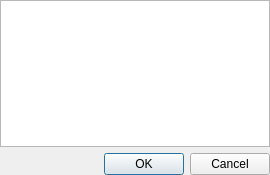
SciQLop/SciQLop, file gui/ui/Visualization/VisualizationMultiZoneSelectionDialog.ui: the form before one commit.
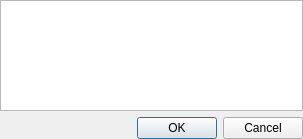
The form after the commit.

```diff
--- a/gui/ui/Visualization/VisualizationMultiZoneSelectionDialog.ui
+++ b/gui/ui/Visualization/VisualizationMultiZoneSelectionDialog.ui
@@ -6,14 +6,17 @@
    <rect>
     <x>0</x>
     <y>0</y>
-    <width>270</width>
-    <height>175</height>
+    <width>303</width>
+    <height>139</height>
    </rect>
   </property>
   <property name="windowTitle">
    <string>Select...</string>
   </property>
   <layout class="QVBoxLayout" name="verticalLayout">
+   <property name="spacing">
+    <number>6</number>
+   </property>
    <property name="leftMargin">
     <number>0</number>
    </property>
```
